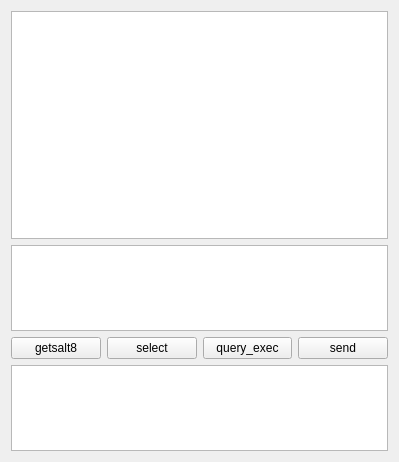
ssdut153/testServerGUI, file mainwindow.ui: the form before one commit.
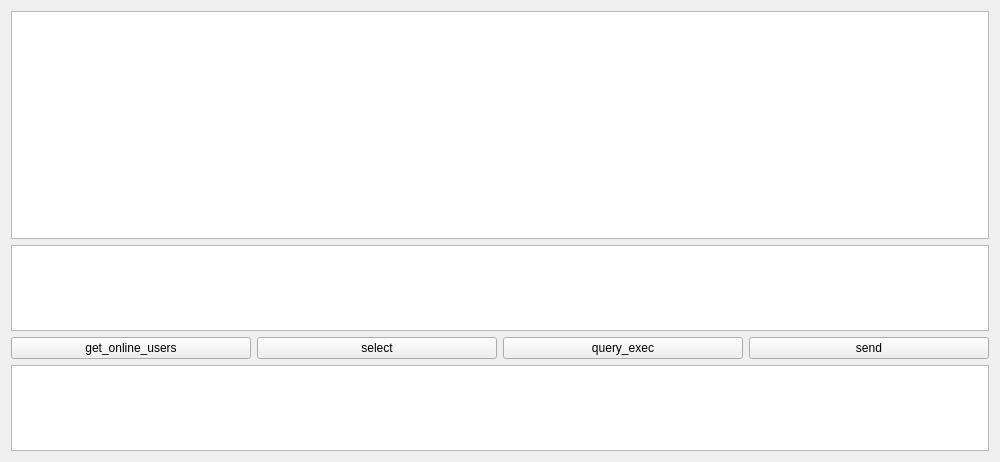
The form after the commit.

The edit to the form file:
```diff
--- a/mainwindow.ui
+++ b/mainwindow.ui
@@ -6,7 +6,7 @@
    <rect>
     <x>0</x>
     <y>0</y>
-    <width>399</width>
+    <width>1000</width>
     <height>462</height>
    </rect>
   </property>
@@ -29,6 +29,12 @@
    <layout class="QFormLayout" name="formLayout">
     <item row="0" column="0" colspan="2">
      <widget class="QTextEdit" name="textEdit">
+      <property name="sizePolicy">
+       <sizepolicy hsizetype="Expanding" vsizetype="Expanding">
+        <horstretch>0</horstretch>
+        <verstretch>0</verstretch>
+       </sizepolicy>
+      </property>
       <property name="sizeIncrement">
        <size>
         <width>369</width>
@@ -74,7 +80,7 @@
       <item row="0" column="0">
        <widget class="QPushButton" name="pushButton_4">
         <property name="text">
-         <string>getsalt8</string>
+         <string>get_online_users</string>
         </property>
        </widget>
       </item>
```
